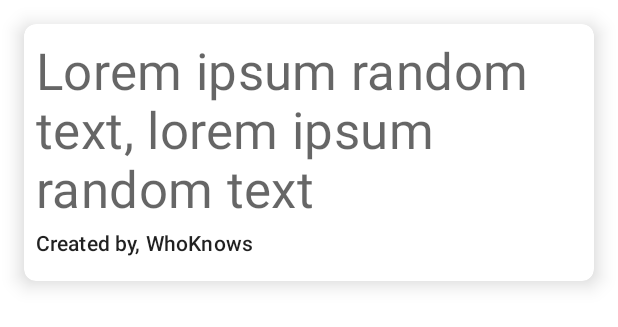
After one commit to mrwhoknows55/csgeeks-blog-app, an Android app: the layout item_post_meta_card.xml on its own in the app's theme, with its tools: preview values and no code run, on a phone screen of 412 x 824 dp. The commit adds this screen. Shown: the top 327 px of the screen. Run offline under Robolectric (Android 15) with nearby library versions, the phone set to English and light mode, and no system bars.

Commit message:
added ArticleListAdapter 📜

```diff
--- /dev/null
+++ b/app/src/main/res/layout/item_post_meta_card.xml
@@ -0,0 +1,41 @@
+<?xml version="1.0" encoding="utf-8"?>
+<com.google.android.material.card.MaterialCardView xmlns:android="http://schemas.android.com/apk/res/android"
+    xmlns:app="http://schemas.android.com/apk/res-auto"
+    android:layout_width="match_parent"
+    android:layout_height="wrap_content"
+    android:layout_marginHorizontal="16dp"
+    android:layout_marginTop="16dp"
+    app:cardCornerRadius="8dp"
+    app:cardElevation="8dp">
+
+    <androidx.constraintlayout.widget.ConstraintLayout
+        android:layout_width="match_parent"
+        android:layout_height="match_parent">
+
+        <TextView
+            android:id="@+id/tvArticleItemTitle"
+            android:layout_width="0dp"
+            android:layout_height="wrap_content"
+            android:layout_marginStart="8dp"
+            android:layout_marginTop="8dp"
+            android:layout_marginEnd="8dp"
+            android:text="Lorem ipsum random text, lorem ipsum random text "
+            android:textAppearance="@style/TextAppearance.MaterialComponents.Headline4"
+            app:layout_constraintEnd_toEndOf="parent"
+            app:layout_constraintStart_toStartOf="parent"
+            app:layout_constraintTop_toTopOf="parent" />
+
+        <TextView
+            android:id="@+id/tvAutherNameItem"
+            android:layout_width="wrap_content"
+            android:layout_height="wrap_content"
+            android:layout_marginStart="8dp"
+            android:layout_marginTop="4dp"
+            android:layout_marginBottom="16dp"
+            android:text="Created by, WhoKnows"
+            android:textAppearance="@style/TextAppearance.MaterialComponents.Subtitle2"
+            app:layout_constraintBottom_toBottomOf="parent"
+            app:layout_constraintStart_toStartOf="parent"
+            app:layout_constraintTop_toBottomOf="@+id/tvArticleItemTitle" />
+    </androidx.constraintlayout.widget.ConstraintLayout>
+</com.google.android.material.card.MaterialCardView>
```
Also changed, not shown: app/src/main/java/com/mrwhoknows/csgeeks/adapter/ArticleListAdapter.kt (added, +34 -0 lines), app/src/main/res/layout/activity_main.xml (+24 -1 lines).
